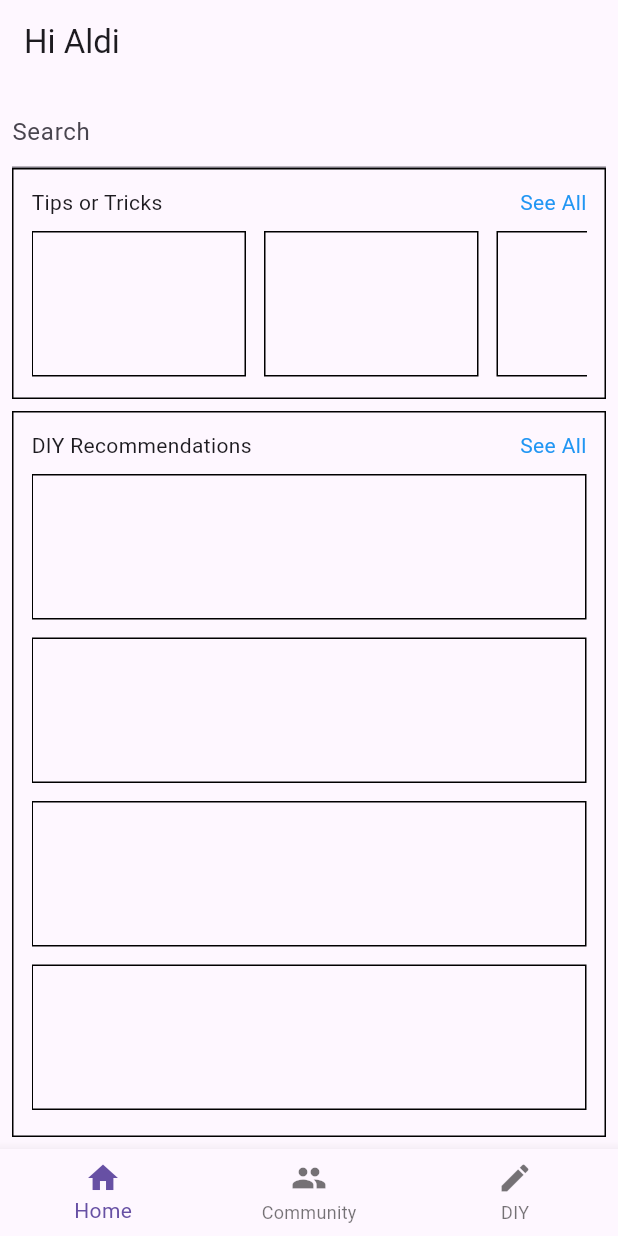
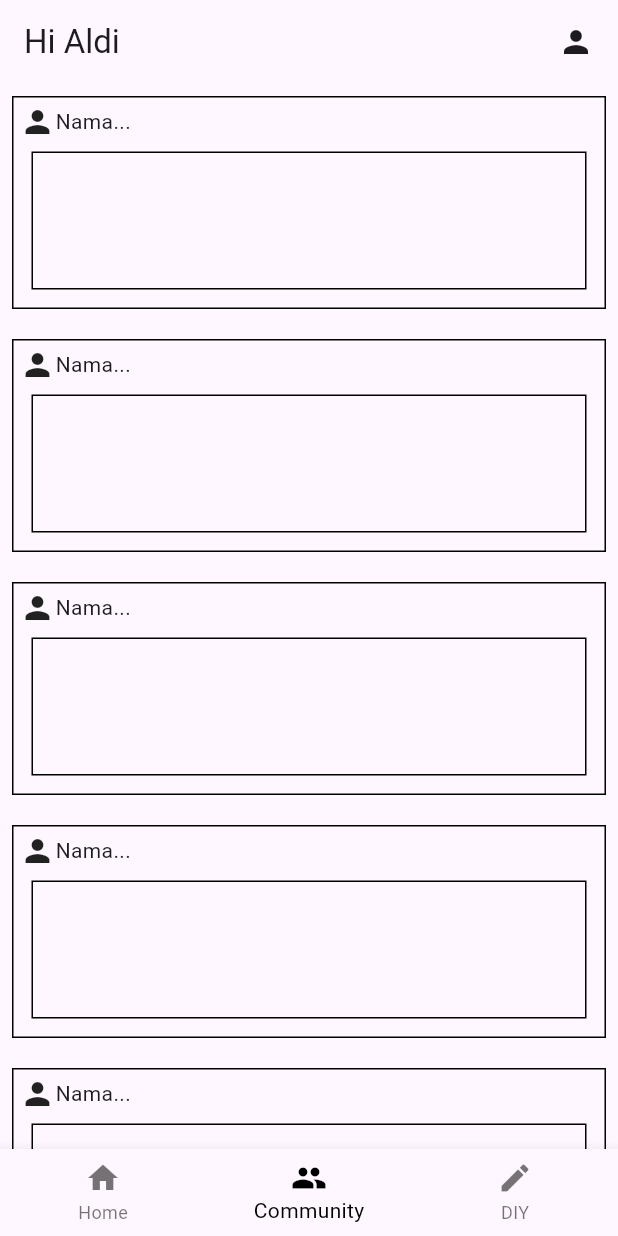
Before and after one commit to GSC2024-TradEco/tradeco-mobile, a Flutter app: the screen it shows after launch, on a phone screen of 412 x 824 dp. Run offline on Flutter 3.47's test engine with Material 3 defaults, Android fonts, the light colour scheme and no system bars.

Commit message:
Add home_page, diy_page, community_page

```diff
--- a/lib/main.dart
+++ b/lib/main.dart
@@ -1,6 +1,5 @@
 import 'package:flutter/material.dart';
-import 'package:zero_waste_application/ui/pages/auth_page.dart';
-import 'package:zero_waste_application/ui/pages/home_page.dart';
+import 'package:zero_waste_application/ui/pages/main_page.dart';
 
 void main() {
   runApp(const MainApp());
@@ -12,7 +11,7 @@ class MainApp extends StatelessWidget {
   @override
   Widget build(BuildContext context) {
     return MaterialApp(
-      home: HomePage(),
+      home: MainPage(),
     );
   }
 }
--- a/lib/ui/pages/home_page.dart
+++ /dev/null
@@ -1,130 +0,0 @@
-import 'package:flutter/cupertino.dart';
-import 'package:flutter/material.dart';
-import 'package:flutter/widgets.dart';
-
-class HomePage extends StatefulWidget {
-  const HomePage({super.key});
-
-  @override
-  State<HomePage> createState() => _HomePageState();
-}
-
-class _HomePageState extends State<HomePage> {
-  @override
-  Widget build(BuildContext context) {
-    return Scaffold(
-      appBar: AppBar(
-        title: Text("Hi Aldi"),
-      ),
-      bottomNavigationBar: BottomNavigationBar(items: <BottomNavigationBarItem>[
-        BottomNavigationBarItem(icon: Icon(Icons.home), label: 'Home'),
-        BottomNavigationBarItem(icon: Icon(Icons.group), label: 'Community'),
-        BottomNavigationBarItem(icon: Icon(Icons.create), label: 'DIY'),
-      ]),
-      body: Container(
-        padding: EdgeInsets.all(8),
-        child: Column(
-          children: [
-            TextField(decoration: InputDecoration(hintText: "Search")),
-            Container(
-              height: 154,
-              width: double.infinity,
-              padding: EdgeInsets.all(12),
-              decoration:
-                  BoxDecoration(border: Border.all(color: Colors.black)),
-              child: Column(
-                children: [
-                  Row(
-                    mainAxisAlignment: MainAxisAlignment.spaceBetween,
-                    children: [
-                      Text("Tips or Tricks"),
-                      InkWell(
-                        onTap: () {
-                          print('tap');
-                        },
-                        child: const Text(
-                          "See All",
-                          style: TextStyle(color: Colors.blue),
-                        ),
-                      )
-                    ],
-                  ),
-                  const SizedBox(height: 9),
-                  SizedBox(
-                    height: 97,
-                    width: double.infinity,
-                    child: ListView.separated(
-                      scrollDirection: Axis.horizontal,
-                      itemCount: 3,
-                      separatorBuilder: (context, index) {
-                        return SizedBox(width: 12);
-                      },
-                      itemBuilder: (context, index) {
-                        return Container(
-                          height: 97,
-                          width: 143,
-                          decoration: BoxDecoration(
-                              border: Border.all(color: Colors.black)),
-                        );
-                      },
-                    ),
-                  ),
-                ],
-              ),
-            ),
-            const SizedBox(height: 8),
-            Expanded(
-              child: Container(
-                height: double.infinity,
-                width: double.infinity,
-                padding: EdgeInsets.all(12),
-                decoration:
-                    BoxDecoration(border: Border.all(color: Colors.black)),
-                child: Column(
-                  children: [
-                    Row(
-                      mainAxisAlignment: MainAxisAlignment.spaceBetween,
-                      children: [
-                        Text("DIY Recommendations"),
-                        InkWell(
-                          onTap: () {
-                            print('tap');
-                          },
-                          child: const Text(
-                            "See All",
-                            style: TextStyle(color: Colors.blue),
-                          ),
-                        )
-                      ],
-                    ),
-                    const SizedBox(height: 9),
-                    Expanded(
-                      child: SizedBox(
-                        height: double.infinity,
-                        width: double.infinity,
-                        child: ListView.separated(
-                          itemCount: 10,
-                          separatorBuilder: (context, index) {
-                            return SizedBox(height: 12);
-                          },
-                          itemBuilder: (context, index) {
-                            return Container(
-                              height: 97,
-                              width: 143,
-                              decoration: BoxDecoration(
-                                  border: Border.all(color: Colors.black)),
-                            );
-                          },
-                        ),
-                      ),
-                    ),
-                  ],
-                ),
-              ),
-            )
-          ],
-        ),
-      ),
-    );
-  }
-}
--- /dev/null
+++ b/lib/ui/pages/main_page.dart
@@ -0,0 +1,54 @@
+import 'package:flutter/cupertino.dart';
+import 'package:flutter/material.dart';
+import 'package:flutter/widgets.dart';
+import 'package:zero_waste_application/ui/pages/main_pages/community_page.dart';
+import 'package:zero_waste_application/ui/pages/main_pages/diy_page.dart';
+import 'package:zero_waste_application/ui/pages/main_pages/home_page.dart';
+
+class MainPage extends StatefulWidget {
+  const MainPage({super.key});
+
+  @override
+  State<MainPage> createState() => _MainPageState();
+}
+
+class _MainPageState extends State<MainPage> {
+  int _pagesIndex = 1;
+  void _onItemTapped(int index) {
+    setState(() {
+      _pagesIndex = index;
+    });
+  }
+
+  static const List<Widget> _mainMenus = <Widget>[
+    HomePage(),
+    CommunityPage(),
+    DiyPage()
+  ];
+
+  @override
+  Widget build(BuildContext context) {
+    return Scaffold(
+      appBar: AppBar(
+        title: Row(
+          mainAxisAlignment: MainAxisAlignment.spaceBetween,
+          children: [
+            Text("Hi Aldi"),
+            Icon(Icons.person),
+          ],
+        ),
+      ),
+      bottomNavigationBar: BottomNavigationBar(
+        currentIndex: _pagesIndex,
+        selectedItemColor: Colors.black,
+        onTap: _onItemTapped,
+        items: <BottomNavigationBarItem>[
+          BottomNavigationBarItem(icon: Icon(Icons.home), label: 'Home'),
+          BottomNavigationBarItem(icon: Icon(Icons.group), label: 'Community'),
+          BottomNavigationBarItem(icon: Icon(Icons.create), label: 'DIY'),
+        ],
+      ),
+      body: Center(child: _mainMenus.elementAt(_pagesIndex)),
+    );
+  }
+}
--- /dev/null
+++ b/lib/ui/pages/main_pages/community_page.dart
@@ -0,0 +1,55 @@
+import 'package:flutter/material.dart';
+
+class CommunityPage extends StatefulWidget {
+  const CommunityPage({super.key});
+
+  @override
+  State<CommunityPage> createState() => _CommunityPageState();
+}
+
+class _CommunityPageState extends State<CommunityPage> {
+  @override
+  Widget build(BuildContext context) {
+    return Container(
+      child: ListView.separated(
+        itemBuilder: (context, Index) {
+          return Container(
+            padding: EdgeInsets.all(8),
+            child: Expanded(
+              child: Container(
+                height: 142,
+                width: 327,
+                padding: EdgeInsets.all(4),
+                decoration: BoxDecoration(
+                  border: Border.all(color: Colors.black),
+                ),
+                child: Column(
+                  children: [
+                    Row(
+                      children: [
+                        Icon(Icons.person),
+                        Text("Nama..."),
+                      ],
+                    ),
+                    Expanded(
+                      child: Container(
+                        margin: EdgeInsets.all(8),
+                        decoration: BoxDecoration(
+                          border: Border.all(color: Colors.black),
+                        ),
+                      ),
+                    )
+                  ],
+                ),
+              ),
+            ),
+          );
+        },
+        separatorBuilder: (context, index) {
+          return SizedBox(height: 4);
+        },
+        itemCount: 10,
+      ),
+    );
+  }
+}
```
Also changed, not shown: lib/ui/pages/main_pages/diy_page.dart (added, +111 -0 lines), lib/ui/pages/main_pages/home_page.dart (added, +119 -0 lines).
